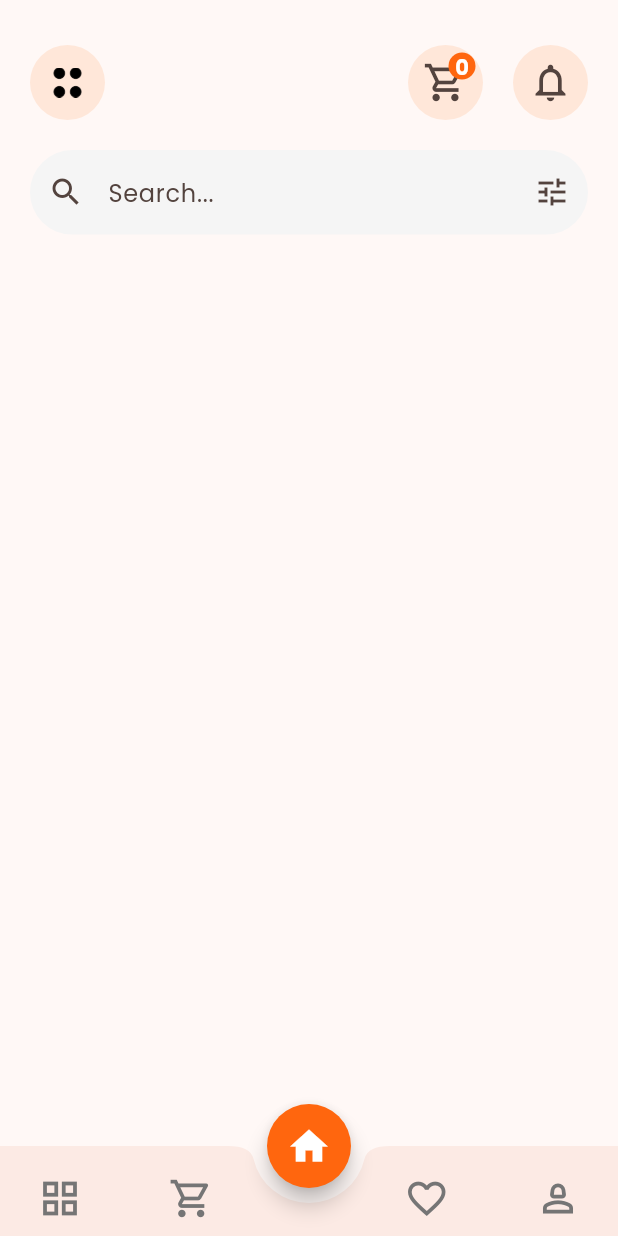
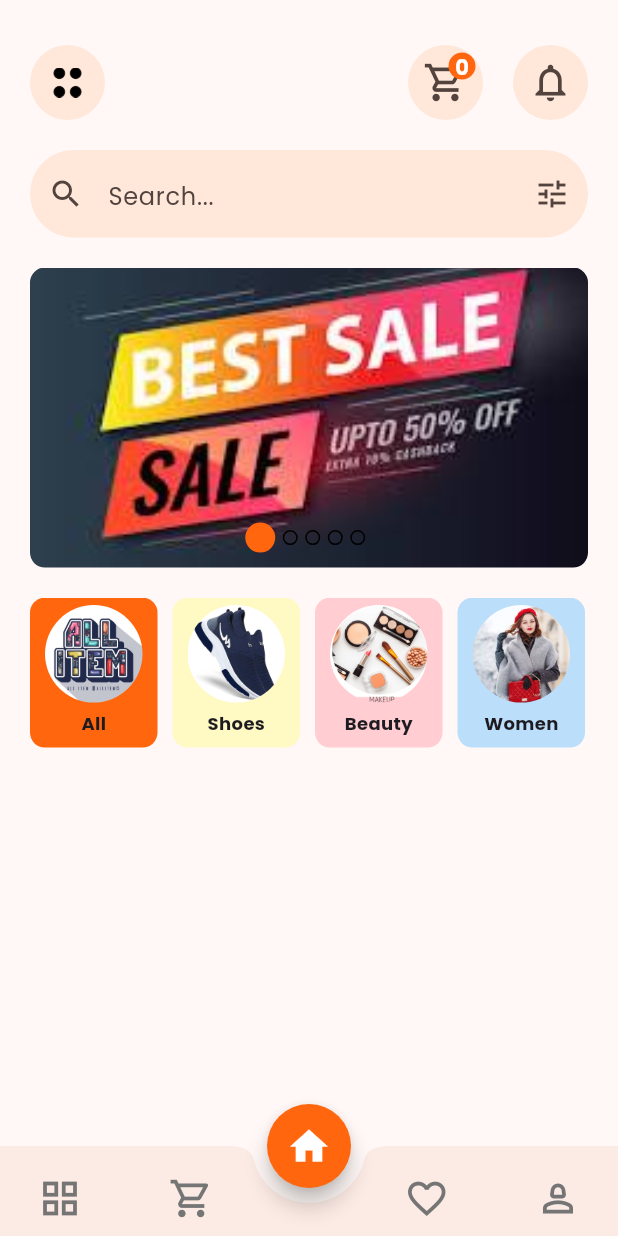
Before and after one commit to wisdomscode/eshop-frontend, a Flutter app: the screen it shows after launch, on a phone screen of 412 x 824 dp. Run offline on Flutter 3.47's test engine with Material 3 defaults, Android fonts, the phone set to English and light mode, and no system bars; our stand-ins replace google_fonts.

Commit message:
Slide Image and Category

```diff
--- /dev/null
+++ b/lib/models/category_model.dart
@@ -0,0 +1,46 @@
+import 'package:flutter/material.dart';
+
+class CategoryModel {
+  final String title;
+  final String image;
+  final Color backgroundColor;
+
+  CategoryModel({
+    required this.title,
+    required this.image,
+    required this.backgroundColor,
+  });
+}
+
+final List<CategoryModel> categoriesList = [
+  CategoryModel(
+    title: "All",
+    image: "images/all.png",
+    backgroundColor: Colors.green.shade100,
+  ),
+  CategoryModel(
+    title: "Shoes",
+    image: "images/shoes.png",
+    backgroundColor: Colors.yellow.shade100,
+  ),
+  CategoryModel(
+    title: "Beauty",
+    image: "images/beauty.png",
+    backgroundColor: Colors.red.shade100,
+  ),
+  CategoryModel(
+    title: "Women",
+    image: "images/image1.png",
+    backgroundColor: Colors.blue.shade100,
+  ),
+  CategoryModel(
+    title: "Jewelry",
+    image: "images/jewelry.png",
+    backgroundColor: Colors.orange.shade100,
+  ),
+  CategoryModel(
+    title: "Men",
+    image: "images/men.png",
+    backgroundColor: Colors.grey.shade100,
+  ),
+];
--- a/lib/screens/home/home_screen.dart
+++ b/lib/screens/home/home_screen.dart
@@ -1,36 +1,44 @@
 import 'package:eshop/constants/colors.dart';
+import 'package:eshop/screens/home/widgets/image_slider.dart';
+import 'package:eshop/screens/home/widgets/product_categories.dart';
 import 'package:eshop/screens/mainWidgets/custom_app_bar.dart';
 import 'package:flutter/material.dart';
 
-class HomeScreen extends StatelessWidget {
+class HomeScreen extends StatefulWidget {
   const HomeScreen({super.key});
 
+  @override
+  State<HomeScreen> createState() => _HomeScreenState();
+}
+
+class _HomeScreenState extends State<HomeScreen> {
+  int currentSlider = 0;
   @override
   Widget build(BuildContext context) {
     return Scaffold(
         body: SingleChildScrollView(
       child: Padding(
-        padding: EdgeInsets.symmetric(vertical: 30.0, horizontal: 20),
+        padding: const EdgeInsets.symmetric(vertical: 30.0, horizontal: 20),
         child: Column(
           children: [
             const CustomAppBar(),
 
-            SizedBox(height: 20),
+            const SizedBox(height: 20),
             // Search Text Field
             TextFormField(
               decoration: InputDecoration(
                 // contentPadding: EdgeInsets.all(5),
-                prefixIcon: IconButton(onPressed: () {}, icon: Icon(Icons.search)),
-                suffixIcon: IconButton(onPressed: () {}, icon: Icon(Icons.tune)),
+                prefixIcon: IconButton(onPressed: () {}, icon: const Icon(Icons.search)),
+                suffixIcon: IconButton(onPressed: () {}, icon: const Icon(Icons.tune)),
                 suffix: Padding(
                   padding: const EdgeInsets.only(left: 10.0),
                   child: Container(
-                    height: 18,
+                    height: 20,
                     width: 2,
-                    color: kprimaryColor,
+                    color: Colors.black,
                   ),
                 ),
-                fillColor: kcontentColor,
+                fillColor: kprimaryBackgroungColor,
                 filled: true,
                 hintText: 'Search...',
                 border: OutlineInputBorder(
@@ -39,6 +47,20 @@ class HomeScreen extends StatelessWidget {
                 ),
               ),
             ),
+
+            const SizedBox(height: 20),
+            // Scroll banner
+            MyImageSlider(
+              currentSlide: currentSlider,
+              onChnage: (value) {
+                setState(() {
+                  currentSlider = value;
+                });
+              },
+            ),
+            const SizedBox(height: 20),
+            // Categories
+            ProductCategoryWidget()
           ],
         ),
       ),
--- /dev/null
+++ b/lib/screens/home/widgets/image_slider.dart
@@ -0,0 +1,77 @@
+import 'package:eshop/constants/colors.dart';
+import 'package:flutter/material.dart';
+
+class MyImageSlider extends StatelessWidget {
+  const MyImageSlider({
+    super.key,
+    required this.onChnage,
+    required this.currentSlide,
+  });
+
+  final Function(int) onChnage;
+  final int currentSlide;
+
+  @override
+  Widget build(BuildContext context) {
+    return Stack(
+      children: [
+        SizedBox(
+          height: 200,
+          width: double.infinity,
+          child: ClipRRect(
+            borderRadius: BorderRadius.circular(10),
+            child: PageView(
+              scrollDirection: Axis.horizontal,
+              allowImplicitScrolling: true,
+              onPageChanged: onChnage,
+              physics: ClampingScrollPhysics(),
+              children: [
+                Image.asset(
+                  'images/slider1.jpeg',
+                  fit: BoxFit.cover,
+                ),
+                Image.asset(
+                  'images/slider2.jpeg',
+                  fit: BoxFit.cover,
+                ),
+                Image.asset(
+                  'images/slider3.png',
+                  fit: BoxFit.cover,
+                ),
+                Image.asset(
+                  'images/slider4.jpg',
+                  fit: BoxFit.cover,
+                ),
+                Image.asset(
+                  'images/slider5.jpeg',
+                  fit: BoxFit.cover,
+                ),
+              ],
+            ),
+          ),
+        ),
+        Positioned.fill(
+          bottom: 10,
+          child: Align(
+            alignment: Alignment.bottomCenter,
+            child: Row(
+                mainAxisAlignment: MainAxisAlignment.center,
+                children: List.generate(
+                  5,
+                  (index) => AnimatedContainer(
+                    duration: Duration(microseconds: 300),
+                    width: currentSlide == index ? 20 : 10,
+                    height: currentSlide == index ? 20 : 10,
+                    margin: EdgeInsets.only(right: 5),
+                    decoration: BoxDecoration(
+                        borderRadius: BorderRadius.circular(10),
+                        color: currentSlide == index ? kprimaryColor : Colors.transparent,
+                        border: Border.all(color: currentSlide == index ? kprimaryColor : Colors.black)),
+                  ),
+                )),
+          ),
+        )
+      ],
+    );
+  }
+}
--- /dev/null
+++ b/lib/screens/home/widgets/product_categories.dart
@@ -0,0 +1,60 @@
+import 'package:eshop/constants/colors.dart';
+import 'package:eshop/models/category_model.dart';
+import 'package:flutter/material.dart';
+
+class ProductCategoryWidget extends StatefulWidget {
+  const ProductCategoryWidget({super.key});
+
+  @override
+  State<ProductCategoryWidget> createState() => _ProductCategoryWidgetState();
+}
+
+class _ProductCategoryWidgetState extends State<ProductCategoryWidget> {
+  int selectedCategory = 0;
+  @override
+  Widget build(BuildContext context) {
+    return SizedBox(
+      height: 100,
+      child: ListView.builder(
+        scrollDirection: Axis.horizontal,
+        itemCount: categoriesList.length,
+        physics: const BouncingScrollPhysics(),
+        itemBuilder: (context, index) {
+          CategoryModel category = categoriesList[index];
+          return GestureDetector(
+            onTap: () {
+              setState(() {
+                selectedCategory = index;
+              });
+            },
+            child: Container(
+              margin: const EdgeInsets.only(right: 10),
+              padding: const EdgeInsets.symmetric(horizontal: 10, vertical: 5),
+              decoration: BoxDecoration(
+                borderRadius: BorderRadius.circular(10),
+                color: selectedCategory == index ? kprimaryColor : category.backgroundColor,
+              ),
+              child: Column(
+                children: [
+                  Container(
+                    height: 65,
+                    width: 65,
+                    decoration: BoxDecoration(
+                      shape: BoxShape.circle,
+                      image: DecorationImage(image: AssetImage(category.image), fit: BoxFit.cover),
+                    ),
+                  ),
+                  const SizedBox(height: 5),
+                  Text(
+                    category.title,
+                    style: TextStyle(fontSize: 12, fontWeight: FontWeight.bold),
+                  )
+                ],
+              ),
+            ),
+          );
+        },
+      ),
+    );
+  }
+}
```
